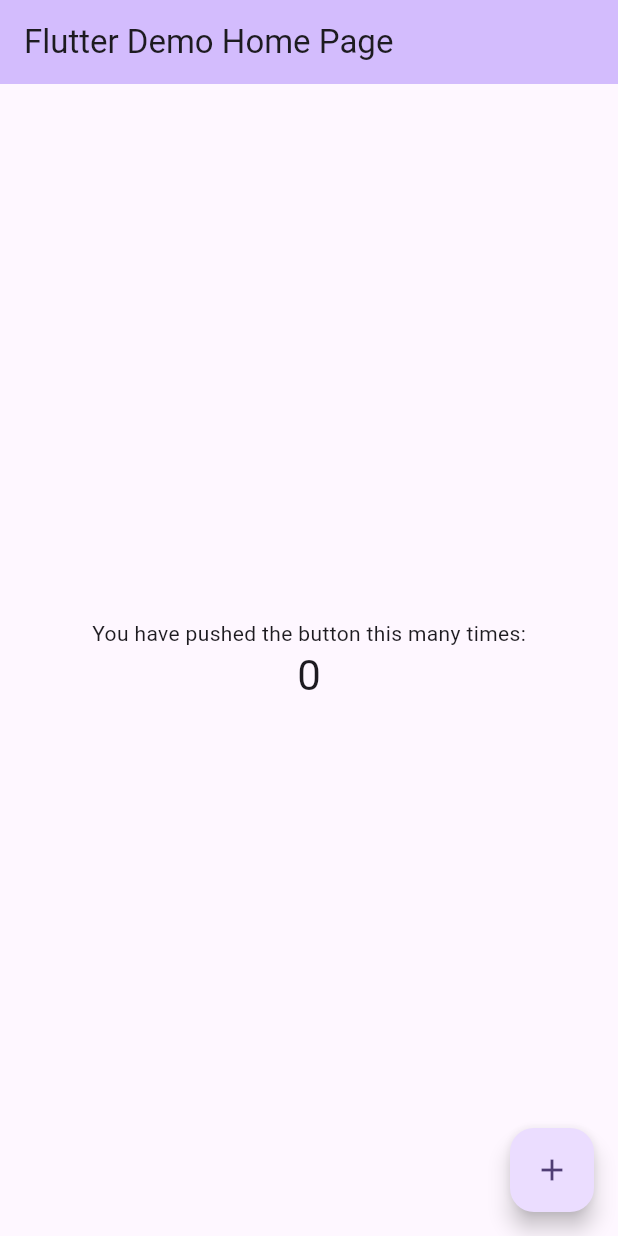
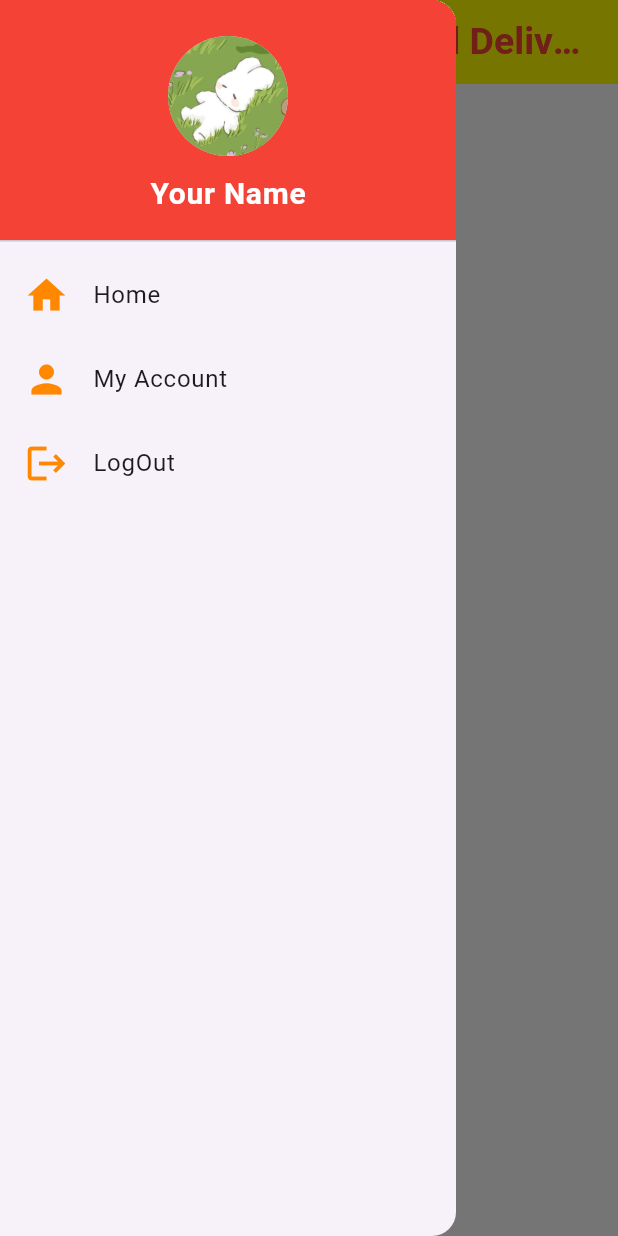
Before and after one commit to VanessaSimanta/UTS-Moprog-Food-Delivery-App, a Flutter app: the screen it shows after launch, with the side drawer open (before the commit the screen has no drawer), on a phone screen of 412 x 824 dp. Run offline on Flutter 3.47's test engine with Material 3 defaults, Android fonts, the phone set to English and light mode, and no system bars.

Commit message:
app bar and drawer

```diff
--- a/uts_mobile_programming/lib/main.dart
+++ b/uts_mobile_programming/lib/main.dart
@@ -1,4 +1,5 @@
 import 'package:flutter/material.dart';
+import 'package:uts_mobile_programming/pages/home.dart';
 
 void main() {
   runApp(const MyApp());
@@ -7,119 +8,18 @@ void main() {
 class MyApp extends StatelessWidget {
   const MyApp({super.key});
 
-  // This widget is the root of your application.
   @override
   Widget build(BuildContext context) {
     return MaterialApp(
-      title: 'Flutter Demo',
+      title: "Ni Hao Chinese Food Delivery",
+      debugShowCheckedModeBanner: false,
       theme: ThemeData(
-        // This is the theme of your application.
-        //
-        // TRY THIS: Try running your application with "flutter run". You'll see
-        // the application has a purple toolbar. Then, without quitting the app,
-        // try changing the seedColor in the colorScheme below to Colors.green
-        // and then invoke "hot reload" (save your changes or press the "hot
-        // reload" button in a Flutter-supported IDE, or press "r" if you used
-        // the command line to start the app).
-        //
-        // Notice that the counter didn't reset back to zero; the application
-        // state is not lost during the reload. To reset the state, use hot
-        // restart instead.
-        //
-        // This works for code too, not just values: Most code changes can be
-        // tested with just a hot reload.
-        colorScheme: ColorScheme.fromSeed(seedColor: Colors.deepPurple),
-        useMaterial3: true,
+        scaffoldBackgroundColor: Colors.white,
       ),
-      home: const MyHomePage(title: 'Flutter Demo Home Page'),
+      //ini tempat buat arahin route nya
+      routes: {
+        "/": (context) => Home()
+      },
     );
   }
 }
-
-class MyHomePage extends StatefulWidget {
-  const MyHomePage({super.key, required this.title});
-
-  // This widget is the home page of your application. It is stateful, meaning
-  // that it has a State object (defined below) that contains fields that affect
-  // how it looks.
-
-  // This class is the configuration for the state. It holds the values (in this
-  // case the title) provided by the parent (in this case the App widget) and
-  // used by the build method of the State. Fields in a Widget subclass are
-  // always marked "final".
-
-  final String title;
-
-  @override
-  State<MyHomePage> createState() => _MyHomePageState();
-}
-
-class _MyHomePageState extends State<MyHomePage> {
-  int _counter = 0;
-
-  void _incrementCounter() {
-    setState(() {
-      // This call to setState tells the Flutter framework that something has
-      // changed in this State, which causes it to rerun the build method below
-      // so that the display can reflect the updated values. If we changed
-      // _counter without calling setState(), then the build method would not be
-      // called again, and so nothing would appear to happen.
-      _counter++;
-    });
-  }
-
-  @override
-  Widget build(BuildContext context) {
-    // This method is rerun every time setState is called, for instance as done
-    // by the _incrementCounter method above.
-    //
-    // The Flutter framework has been optimized to make rerunning build methods
-    // fast, so that you can just rebuild anything that needs updating rather
-    // than having to individually change instances of widgets.
-    return Scaffold(
-      appBar: AppBar(
-        // TRY THIS: Try changing the color here to a specific color (to
-        // Colors.amber, perhaps?) and trigger a hot reload to see the AppBar
-        // change color while the other colors stay the same.
-        backgroundColor: Theme.of(context).colorScheme.inversePrimary,
-        // Here we take the value from the MyHomePage object that was created by
-        // the App.build method, and use it to set our appbar title.
-        title: Text(widget.title),
-      ),
-      body: Center(
-        // Center is a layout widget. It takes a single child and positions it
-        // in the middle of the parent.
-        child: Column(
-          // Column is also a layout widget. It takes a list of children and
-          // arranges them vertically. By default, it sizes itself to fit its
-          // children horizontally, and tries to be as tall as its parent.
-          //
-          // Column has various properties to control how it sizes itself and
-          // how it positions its children. Here we use mainAxisAlignment to
-          // center the children vertically; the main axis here is the vertical
-          // axis because Columns are vertical (the cross axis would be
-          // horizontal).
-          //
-          // TRY THIS: Invoke "debug painting" (choose the "Toggle Debug Paint"
-          // action in the IDE, or press "p" in the console), to see the
-          // wireframe for each widget.
-          mainAxisAlignment: MainAxisAlignment.center,
-          children: <Widget>[
-            const Text(
-              'You have pushed the button this many times:',
-            ),
-            Text(
-              '$_counter',
-              style: Theme.of(context).textTheme.headlineMedium,
-            ),
-          ],
-        ),
-      ),
-      floatingActionButton: FloatingActionButton(
-        onPressed: _incrementCounter,
-        tooltip: 'Increment',
-        child: const Icon(Icons.add),
-      ), // This trailing comma makes auto-formatting nicer for build methods.
-    );
-  }
-}
--- a/uts_mobile_programming/lib/pages/home.dart
+++ b/uts_mobile_programming/lib/pages/home.dart
@@ -0,0 +1,19 @@
+import 'package:flutter/material.dart';
+import 'package:uts_mobile_programming/widget/AppBarWidget.dart';
+import 'package:uts_mobile_programming/widget/DrawerWidget.dart';
+
+class Home extends StatelessWidget {
+  @override
+  Widget build(BuildContext context) {
+    return Scaffold(
+      appBar: AppBarWidget(),
+      drawer: Drawer(
+        child: Drawerwidget(),
+      ),
+      body: SafeArea(
+        child: ListView(
+        ),
+      ),
+    );
+  }
+}
--- /dev/null
+++ b/uts_mobile_programming/lib/widget/AppBarWidget.dart
@@ -0,0 +1,32 @@
+import 'package:flutter/material.dart';
+
+class AppBarWidget extends StatelessWidget implements PreferredSizeWidget {
+  @override
+  Widget build(BuildContext context) {
+    return AppBar(
+      backgroundColor: Colors.yellowAccent,
+      centerTitle: true,
+      title: const Text(
+        'Ni Hao Chinese Food Delivery',
+        style: TextStyle(
+          fontWeight: FontWeight.bold,
+          fontSize: 25,
+          color: Colors.red,
+        ),
+      ),
+      leading: Builder(
+        builder: (context) {
+          return IconButton(
+            icon: const Icon(Icons.menu),
+            onPressed: () {
+              Scaffold.of(context).openDrawer();  // Opens the Drawer
+            },
+          );
+        },
+      ),
+    );
+  }
+
+  @override
+  Size get preferredSize => const Size.fromHeight(kToolbarHeight);
+}
--- /dev/null
+++ b/uts_mobile_programming/lib/widget/DrawerWidget.dart
@@ -0,0 +1,68 @@
+import 'package:flutter/material.dart';
+
+class Drawerwidget extends StatelessWidget {
+  @override
+  Widget build(BuildContext context) {
+    return ListView(
+      padding: EdgeInsets.zero,
+      children: [
+        const DrawerHeader(
+          decoration: BoxDecoration(
+            color: Colors.red,
+          ),
+          child: Column(
+            mainAxisAlignment: MainAxisAlignment.center,
+            children: [
+              CircleAvatar(
+                radius: 40,
+                backgroundImage: AssetImage('assets/profile.jpeg'),
+              ),
+              SizedBox(height: 10),
+              Text(
+                'Your Name',
+                style: TextStyle(
+                  color: Colors.white,
+                  fontSize: 20,
+                  fontWeight: FontWeight.bold,
+                ),
+              ),
+            ],
+          ),
+        ),
+        ListTile(
+          leading: const Icon(
+            Icons.home,
+            color: Color.fromARGB(255, 255, 136, 0),
+            size: 30.0,
+          ),
+          title: const Text('Home'),
+          onTap: () {
+
+          },
+        ),
+        ListTile(
+          leading: const Icon(
+            Icons.person,
+            color: Color.fromARGB(255, 255, 136, 0),
+            size: 30.0,
+          ),
+          title: const Text('My Account'),
+          onTap: () {
+
+          },
+        ),
+        ListTile(
+          leading: const Icon(
+            Icons.logout,
+            color: Color.fromARGB(255, 255, 136, 0),
+            size: 30.0,
+          ),
+          title: const Text('LogOut'),
+          onTap: () {
+
+          },
+        ),
+      ],
+    );
+  }
+}
--- a/uts_mobile_programming/pubspec.yaml
+++ b/uts_mobile_programming/pubspec.yaml
@@ -59,9 +59,8 @@ flutter:
   uses-material-design: true
 
   # To add assets to your application, add an assets section, like this:
-  # assets:
-  #   - images/a_dot_burr.jpeg
-  #   - images/a_dot_ham.jpeg
+  assets:
+    - assets/profile.jpeg
 
   # An image asset can refer to one or more resolution-specific "variants", see
   # https://flutter.dev/to/resolution-aware-images
```
Also changed, not shown: uts_mobile_programming/assets/profile.jpeg (added), 1 other file.
